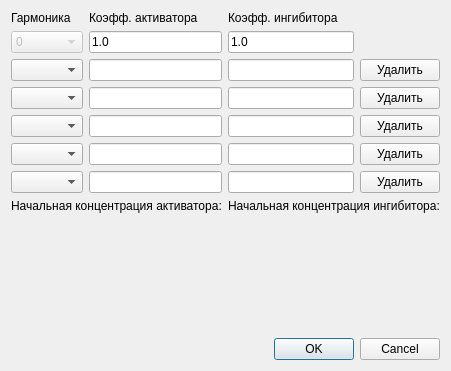
Qt form TeamProjects/diffusion-solver/ui/dsinitconditionsdialog.ui (antonlarin/aNiMated-batman) before a commit.
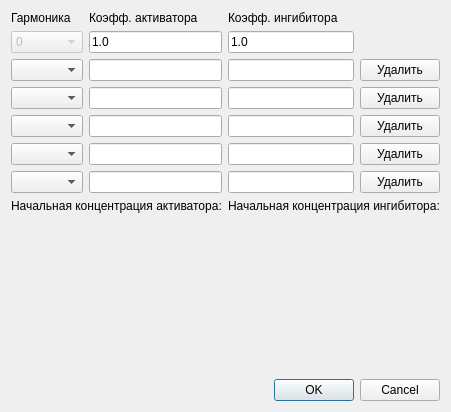
The same form after that commit. Custom widgets are drawn as their Qt base class.

Commit message: Polish plots in initial conditions dialog

What changed in the file:
```diff
--- a/TeamProjects/diffusion-solver/ui/dsinitconditionsdialog.ui
+++ b/TeamProjects/diffusion-solver/ui/dsinitconditionsdialog.ui
@@ -7,7 +7,7 @@
     <x>0</x>
     <y>0</y>
     <width>446</width>
-    <height>371</height>
+    <height>412</height>
    </rect>
   </property>
   <property name="sizePolicy">
```
The commit also changes 1 other file.
